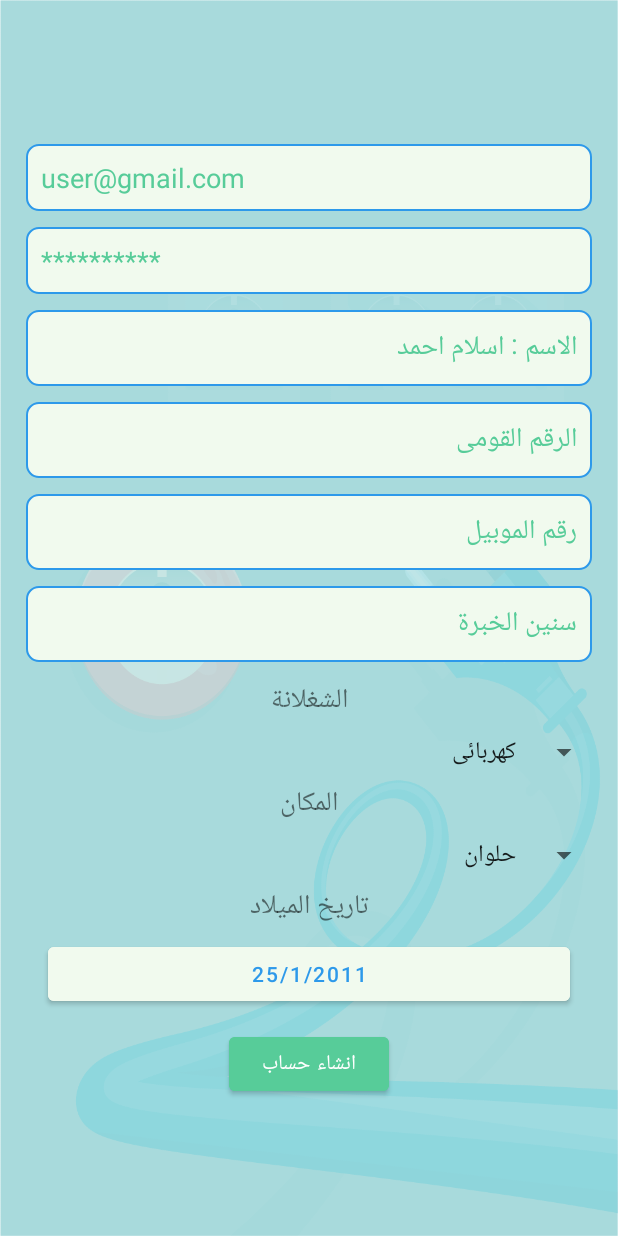
After one commit to eslamabdillah/snay3yApp, an Android app: the SignUpWorker screen opened directly, with no data from a screen before it, on a phone screen of 412 x 824 dp. The commit adds this screen. Run offline under Robolectric (Android 15) with nearby library versions, the phone set to English and light mode, and no system bars; our stand-ins replace Firebase (no records; nobody signed in at launch, a user with empty details on screens opened directly).

Commit message:
+signUpWorker

```diff
--- a/app/src/main/AndroidManifest.xml
+++ b/app/src/main/AndroidManifest.xml
@@ -22,6 +22,9 @@
             android:name=".ui.authentication_forms.login.LoginActivity"
             android:exported="false" />
         <activity
+            android:name=".ui.authentication_forms.signup.SignUpWorker"
+            android:exported="false" />
+        <activity
             android:name=".ui.Splash"
             android:exported="true"
             android:label="@string/app_name">
--- a/app/src/main/java/com/example/sanay3yapp/ui/authentication_forms/choose_login_signup/Choose_login_signupActivity.kt
+++ b/app/src/main/java/com/example/sanay3yapp/ui/authentication_forms/choose_login_signup/Choose_login_signupActivity.kt
@@ -1,9 +1,10 @@
 package com.example.sanay3yapp.ui.authentication_forms.choose_login_signup
 
+import android.content.Intent
+import android.os.Bundle
 import androidx.appcompat.app.AppCompatActivity
-import android.os.Bundle
-import com.example.sanay3yapp.R
 import com.example.sanay3yapp.databinding.ActivityChooseLoginSignupBinding
+import com.example.sanay3yapp.ui.authentication_forms.signup.SignUpWorker
 
 class Choose_login_signupActivity : AppCompatActivity() {
     private lateinit var choose_login_signup: ActivityChooseLoginSignupBinding
@@ -11,6 +12,11 @@ class Choose_login_signupActivity : AppCompatActivity() {
         super.onCreate(savedInstanceState)
         choose_login_signup = ActivityChooseLoginSignupBinding.inflate(layoutInflater)
         setContentView(choose_login_signup.root)
+        choose_login_signup.buttonSignEmployee.setOnClickListener {
+
+            val intent = Intent(this, SignUpWorker::class.java)
+            startActivity(intent)
+        }
 
 
     }
--- /dev/null
+++ b/app/src/main/java/com/example/sanay3yapp/ui/authentication_forms/signup/SignUpWorker.kt
@@ -0,0 +1,132 @@
+package com.example.sanay3yapp.ui.authentication_forms.signup
+
+import android.app.DatePickerDialog
+import android.content.Intent
+import android.os.Bundle
+import android.view.View
+import android.widget.AdapterView
+import android.widget.Toast
+import androidx.appcompat.app.AppCompatActivity
+import com.example.sanay3yapp.databinding.ActivitySignUpWorkerBinding
+import com.example.sanay3yapp.ui.authentication_forms.login.LoginActivity
+import com.google.firebase.auth.FirebaseAuth
+import com.google.firebase.auth.ktx.auth
+import com.google.firebase.ktx.Firebase
+import dataBase.fireStore.DAO
+import dataBase.models.Worker
+import java.util.Calendar
+
+class SignUpWorker : AppCompatActivity() {
+    lateinit var binding: ActivitySignUpWorkerBinding
+    private lateinit var auth: FirebaseAuth
+
+    var worker = Worker()
+
+    override fun onCreate(savedInstanceState: Bundle?) {
+        super.onCreate(savedInstanceState)
+        binding = ActivitySignUpWorkerBinding.inflate(layoutInflater)
+        auth = Firebase.auth
+        setContentView(binding.root)
+
+        binding.birthdayButton.setOnClickListener {
+            showDatePickerDialog()
+        }
+
+        binding.spinnerPlaces.onItemSelectedListener = object : AdapterView.OnItemSelectedListener {
+            override fun onItemSelected(
+                parent: AdapterView<*>?,
+                view: View?,
+                postion: Int,
+                id: Long
+            ) {
+                worker.city = parent?.getItemAtPosition(postion).toString()
+            }
+
+            override fun onNothingSelected(p0: AdapterView<*>?) {
+                TODO("Not yet implemented")
+            }
+
+        }
+
+
+        binding.spinnerJobs.onItemSelectedListener = object : AdapterView.OnItemSelectedListener {
+            override fun onItemSelected(
+                parent: AdapterView<*>?,
+                view: View?,
+                postion: Int,
+                id: Long
+            ) {
+                worker.job = parent?.getItemAtPosition(postion).toString()
+            }
+
+            override fun onNothingSelected(p0: AdapterView<*>?) {
+                TODO("Not yet implemented")
+            }
+
+        }
+
+        binding.createAccount.setOnClickListener {
+            //todo validation
+            createUserWithEmailPassword()
+
+        }
+    }
+
+
+    private fun createUserWithEmailPassword() {
+        validation()
+        auth.createUserWithEmailAndPassword(worker.email, worker.passWord)
+            .addOnCompleteListener { task ->
+                if (task.isSuccessful) {
+
+                    worker.id = task.result.user?.uid.toString()
+                    DAO.addNewWorker(worker) {
+                        Toast.makeText(this, "sucess add", Toast.LENGTH_LONG).show()
+                        val intent = Intent(this, LoginActivity::class.java)
+                        startActivity(intent)
+                    }
+                } else {
+                    // If user creation fails, display a message to the user.
+                    // Handle the sign up error (e.g., email format invalid, password too weak)
+                }
+            }
+    }
+
+
+    private fun validation() {
+        worker.email = binding.email.text.toString()
+        worker.passWord = binding.password.text.toString()
+        worker.name = binding.name.text.toString()
+        worker.national_id = binding.idNational.text.toString().toLong()
+        worker.phone = binding.phone.text.toString().toLong()
+        worker.exp = binding.exp.text.toString().toInt()
+    }
+
+    private fun showDatePickerDialog() {
+        // Create an instance of the calendar
+        val calendar = Calendar.getInstance()
+        val year = calendar.get(Calendar.YEAR) // Current year
+        val month = calendar.get(Calendar.MONTH) // Current month
+        val day = calendar.get(Calendar.DAY_OF_MONTH) // Current day
+
+        // Create the DatePickerDialog instance
+        val dpd = DatePickerDialog(
+            this,
+            DatePickerDialog.OnDateSetListener { _, selectedYear, selectedMonth, selectedDay ->
+                // Handle the selected date here
+                val selectedDate = "$selectedDay/${selectedMonth + 1}/$selectedYear"
+                worker.day = selectedDay
+                worker.month = selectedMonth
+                worker.year = selectedYear
+                worker.age = Calendar.YEAR - year
+                binding.birthdayButton.text = selectedDate
+            },
+            year,
+            month,
+            day
+        )
+
+        // Show the DatePickerDialog
+        dpd.show()
+    }
+}
--- a/app/src/main/java/dataBase/fireStore/DAO.kt
+++ b/app/src/main/java/dataBase/fireStore/DAO.kt
@@ -5,6 +5,7 @@ import com.google.firebase.firestore.DocumentSnapshot
 import com.google.firebase.firestore.QuerySnapshot
 import com.google.firebase.firestore.ktx.firestore
 import com.google.firebase.ktx.Firebase
+import dataBase.models.Worker
 
 
 object DAO {
@@ -54,5 +55,17 @@ object DAO {
             .addOnCompleteListener(onCompleteListener)
     }
 
+    fun addNewWorker(newWorker: Worker, onCompleteListener: OnCompleteListener<Void>) {
+        // Check if the worker has a valid ID
+        if (newWorker.id.isNullOrEmpty()) {
+            throw IllegalArgumentException("Invalid ID for the worker.")
+        } else {
+            // Proceed with setting the document in Firestore
+            db.collection("users").document(newWorker.id)
+                .set(newWorker)
+                .addOnCompleteListener(onCompleteListener)
+        }
+    }
+
 
 }
--- a/app/src/main/java/dataBase/models/Worker.kt
+++ b/app/src/main/java/dataBase/models/Worker.kt
@@ -2,14 +2,20 @@ package dataBase.models
 
 
 data class Worker(
+    var id: String = "",
+    var email: String = "",
     var name: String = "",
+    var type: String = "worker",
     var age: Int = 0, // Default value needed
-    var passWord: Int = 0, // Default value needed
-    var phone: Int = 0, // Default value needed
-    var national_id: Long = 0L, // Default value needed
+    var passWord: String = "", // Default value needed
+    var phone: Long = 0, // Default value needed
+    var national_id: Long = 0, // Default value needed
     var job: String = "", // Default value needed
     var city: String = "", // Default value needed
-    var exp: Int = 0 // Default value needed
+    var exp: Int = 0, // Default value needed
+    var day: Int = 0,
+    var month: Int = 0,
+    var year: Int = 0
 
 // TODO: my_Offers , current_Job , Clients_opinion
 
--- /dev/null
+++ b/app/src/main/res/layout/activity_sign_up_worker.xml
@@ -0,0 +1,136 @@
+<?xml version="1.0" encoding="utf-8"?>
+<LinearLayout xmlns:android="http://schemas.android.com/apk/res/android"
+    android:layout_width="match_parent"
+    android:layout_height="match_parent"
+    android:background="@drawable/background3"
+    android:gravity="center"
+    android:orientation="vertical"
+    android:padding="12dp"
+
+    >
+
+    <EditText
+        android:id="@+id/email"
+        android:layout_width="match_parent"
+        android:layout_height="wrap_content"
+        android:layout_margin="5dp"
+        android:background="@drawable/edittext_background"
+        android:hint="user@gmail.com"
+        android:inputType="text"
+        android:padding="10dp"
+        android:textColorHint="@color/colorSecondary" />
+
+    <EditText
+        android:id="@+id/password"
+        android:layout_width="match_parent"
+        android:layout_height="wrap_content"
+        android:layout_margin="5dp"
+        android:background="@drawable/edittext_background"
+        android:hint="**********"
+        android:inputType="textPassword"
+        android:padding="10dp"
+        android:textColorHint="@color/colorSecondary" />
+
+    <EditText
+        android:id="@+id/name"
+        android:layout_width="match_parent"
+        android:layout_height="wrap_content"
+        android:layout_margin="5dp"
+        android:background="@drawable/edittext_background"
+        android:hint="الاسم : اسلام احمد "
+        android:inputType="text"
+        android:padding="10dp"
+        android:textColorHint="@color/colorSecondary" />
+
+    <EditText
+        android:id="@+id/id_national"
+        android:layout_width="match_parent"
+        android:layout_height="wrap_content"
+        android:layout_margin="5dp"
+        android:background="@drawable/edittext_background"
+        android:hint="الرقم القومى "
+        android:inputType="text"
+        android:padding="10dp"
+        android:textColorHint="@color/colorSecondary" />
+
+    <EditText
+        android:id="@+id/phone"
+        android:layout_width="match_parent"
+        android:layout_height="wrap_content"
+        android:layout_margin="5dp"
+        android:background="@drawable/edittext_background"
+        android:hint="رقم الموبيل"
+        android:inputType="text"
+        android:padding="10dp"
+        android:textColorHint="@color/colorSecondary" />
+
+    <EditText
+        android:id="@+id/exp"
+        android:layout_width="match_parent"
+        android:layout_height="wrap_content"
+        android:layout_margin="5dp"
+        android:background="@drawable/edittext_background"
+        android:hint="سنين الخبرة"
+        android:inputType="number"
+        android:padding="10dp"
+        android:textColorHint="@color/colorSecondary" />
+
+    <TextView
+        android:layout_width="match_parent"
+        android:layout_height="wrap_content"
+        android:layout_margin="5dp"
+        android:gravity="center"
+        android:text="الشغلانة"
+        android:textSize="18sp" />
+
+    <Spinner
+        android:id="@+id/spinner_jobs"
+        android:layout_width="match_parent"
+        android:layout_height="wrap_content"
+        android:entries="@array/spinner_jobs"
+        android:textDirection="rtl" />
+
+    <TextView
+        android:layout_width="match_parent"
+        android:layout_height="wrap_content"
+        android:layout_margin="5dp"
+        android:gravity="center"
+        android:text="المكان"
+        android:textSize="18sp" />
+
+    <Spinner
+        android:id="@+id/spinner_Places"
+        android:layout_width="match_parent"
+        android:layout_height="wrap_content"
+        android:entries="@array/spinner_places"
+        android:textDirection="rtl" />
+
+    <TextView
+        android:layout_width="match_parent"
+        android:layout_height="wrap_content"
+        android:layout_margin="5dp"
+        android:gravity="center"
+        android:text="تاريخ الميلاد"
+        android:textSize="18sp" />
+
+    <Button
+        android:id="@+id/birthdayButton"
+        android:layout_width="match_parent"
+        android:layout_height="wrap_content"
+        android:layout_marginHorizontal="20dp"
+        android:backgroundTint="@color/white"
+        android:text="25/1/2011"
+        android:textColor="@color/colorPrimary" />
+
+    <Button
+        android:id="@+id/create_account"
+        android:layout_width="wrap_content"
+        android:layout_height="wrap_content"
+        android:layout_gravity="center"
+        android:layout_marginTop="12dp"
+        android:backgroundTint="@color/colorSecondary"
+        android:paddingHorizontal="22dp"
+        android:text="انشاء حساب" />
+
+
+</LinearLayout>
--- a/app/src/main/res/values/strings.xml
+++ b/app/src/main/res/values/strings.xml
@@ -2,5 +2,19 @@
     <string name="app_name">Sanay3yAPP</string>
     <string name="title_home">Home</string>
     <string name="title_dashboard">Dashboard</string>
-    <string name="title_notifications">Notifications</string>
+    <string name="title_notifications">Notifications</string>\
+
+    <string-array name="spinner_places">
+        <item>حلوان</item>
+        <item>القاهرة</item>
+        <item>الجيزة</item>
+        <item>الدقى</item>
+    </string-array>
+
+    <string-array name="spinner_jobs">
+        <item>كهربائى</item>
+        <item>سباك</item>
+        <item>نقاش</item>
+        <item>بنه</item>
+    </string-array>
 </resources>
```
